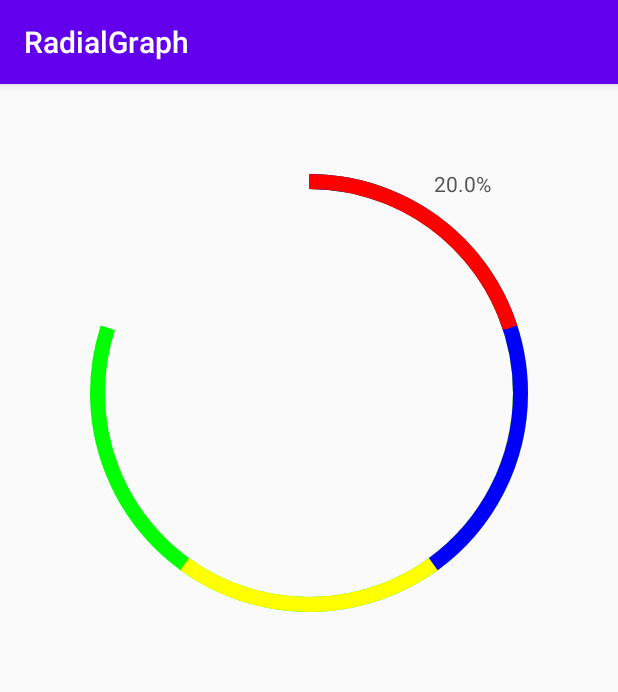
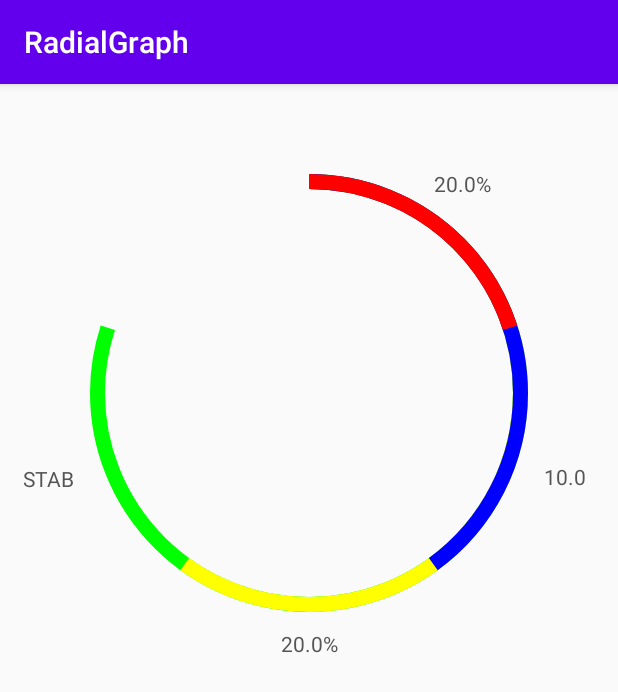
Before and after one commit to DuartBreedt/RadialGraph, an Android app: the screen it shows after launch (MainActivity), on a phone screen of 412 x 824 dp. Shown: the top 692 px of the screen. Run offline under Robolectric (Android 15) with nearby library versions, the phone set to English and light mode, and no system bars.

Commit message:
Added clipping attributes

```diff
--- a/radialgraph/src/main/java/com/duartbreedt/radialgraph/view/RadialGraph.kt
+++ b/radialgraph/src/main/java/com/duartbreedt/radialgraph/view/RadialGraph.kt
@@ -31,6 +31,11 @@ class RadialGraph : ConstraintLayout {
     companion object {
         private const val CLOCKWISE_ANIMATION_DIRECTION = 0
         private const val DEFAULT_ANIMATION_DIRECTION = CLOCKWISE_ANIMATION_DIRECTION
+    }
+
+    init {
+        clipChildren = false
+        clipToPadding = false
     }
 
     constructor(context: Context) : this(context, null)
@@ -87,7 +92,7 @@ class RadialGraph : ConstraintLayout {
 
         addView(graphView)
 
-        val graphSize = if(width < height) width else height
+        val graphSize: Int = if(width < height) width else height
 
         graphView!!.layoutParams = (graphView!!.layoutParams as LayoutParams).apply {
             width = graphSize
```
